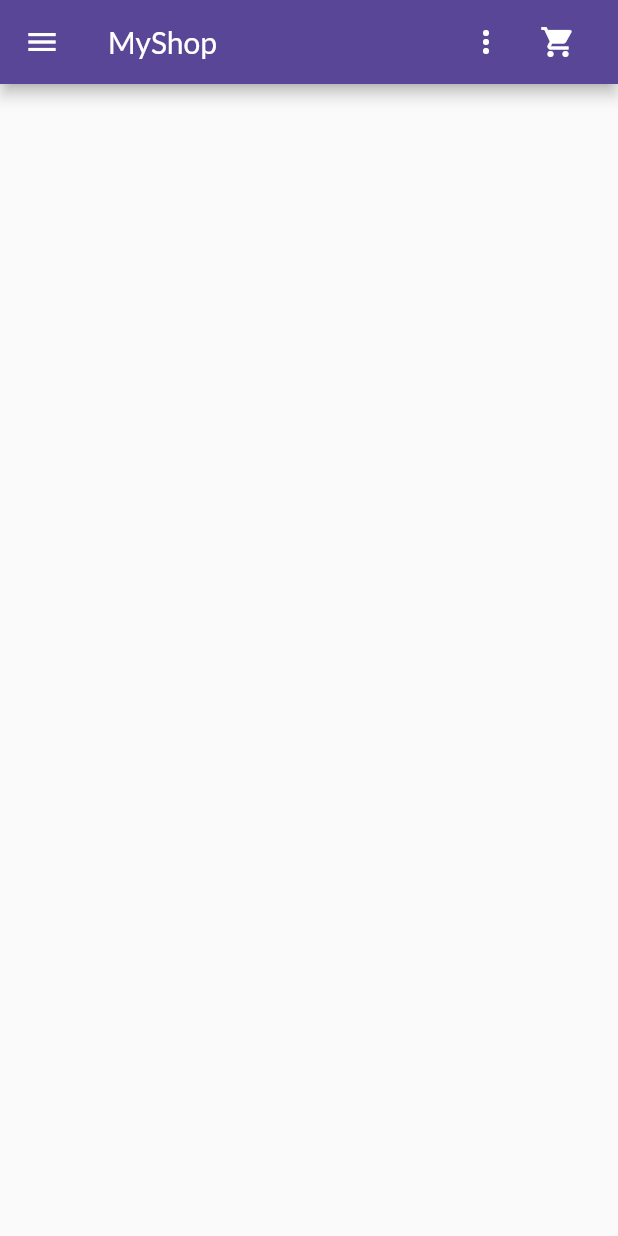
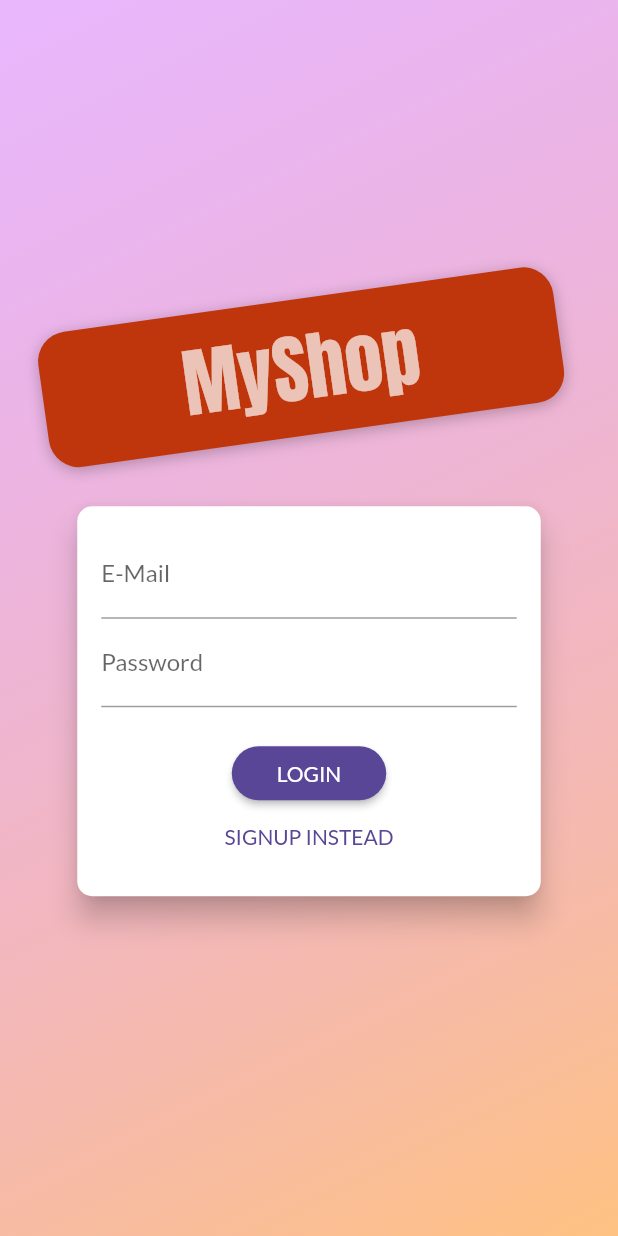
Before and after one commit to devborland/shop_flutter, a Flutter app: the screen it shows after launch, on a phone screen of 412 x 824 dp. Run offline on Flutter 3.47's test engine with Material 2 defaults, Android fonts, the phone set to English and light mode, and no system bars.

Commit message:
Adding Auth Page

```diff
--- a/lib/main.dart
+++ b/lib/main.dart
@@ -10,6 +10,7 @@ import 'providers/cart.dart';
 import 'pages/product_detail_page.dart';
 import 'pages/products_overview_page.dart';
 import 'providers/products.dart';
+import 'pages/auth_page.dart';
 
 void main() {
   runApp(MyApp());
@@ -32,13 +33,15 @@ class MyApp extends StatelessWidget {
             primaryColor: Color.fromRGBO(90, 70, 150, 1),
             accentColor: Color.fromRGBO(230, 140, 90, 1),
             fontFamily: 'Lato'),
-        home: ProductsOverviesPage(),
+        home: AuthPage(),
         routes: {
           ProductDetailPage.routeName: (ctx) => ProductDetailPage(),
           CartPage.routeName: (ctx) => CartPage(),
           OrdersPage.routeName: (ctx) => OrdersPage(),
           UserProductsPage.routeName: (ctx) => UserProductsPage(),
           EditProductPage.routeName: (ctx) => EditProductPage(),
+          AuthPage.routeName: (ctx) => AuthPage(),
+          ProductsOverviewsPage.routeName: (ctx) => ProductDetailPage(),
         },
       ),
     );
--- /dev/null
+++ b/lib/pages/auth_page.dart
@@ -0,0 +1,230 @@
+import 'dart:math';
+
+import 'package:flutter/material.dart';
+
+enum AuthMode { Signup, Login }
+
+class AuthPage extends StatelessWidget {
+  static const routeName = '/auth';
+
+  @override
+  Widget build(BuildContext context) {
+    final deviceSize = MediaQuery.of(context).size;
+    // final transformConfig = Matrix4.rotationZ(-8 * pi / 180);
+    // transformConfig.translate(-10.0);
+    return Scaffold(
+      // resizeToAvoidBottomInset: false,
+      body: Stack(
+        children: <Widget>[
+          Container(
+            decoration: BoxDecoration(
+              gradient: LinearGradient(
+                colors: [
+                  Color.fromRGBO(215, 117, 255, 1).withOpacity(0.5),
+                  Color.fromRGBO(255, 188, 117, 1).withOpacity(0.9),
+                ],
+                begin: Alignment.topLeft,
+                end: Alignment.bottomRight,
+                stops: [0, 1],
+              ),
+            ),
+          ),
+          SingleChildScrollView(
+            child: Container(
+              height: deviceSize.height,
+              width: deviceSize.width,
+              child: Column(
+                mainAxisAlignment: MainAxisAlignment.center,
+                crossAxisAlignment: CrossAxisAlignment.center,
+                children: <Widget>[
+                  Flexible(
+                    child: Container(
+                      margin: EdgeInsets.only(bottom: 20.0),
+                      padding:
+                          EdgeInsets.symmetric(vertical: 8.0, horizontal: 94.0),
+                      transform: Matrix4.rotationZ(-8 * pi / 180)
+                        ..translate(-10.0),
+                      // ..translate(-10.0),
+                      decoration: BoxDecoration(
+                        borderRadius: BorderRadius.circular(20),
+                        color: Colors.deepOrange.shade900,
+                        boxShadow: [
+                          BoxShadow(
+                            blurRadius: 8,
+                            color: Colors.black26,
+                            offset: Offset(0, 2),
+                          )
+                        ],
+                      ),
+                      child: Text(
+                        'MyShop',
+                        style: TextStyle(
+                          color: Colors.white70,
+                          fontSize: 50,
+                          fontFamily: 'Anton',
+                          fontWeight: FontWeight.normal,
+                        ),
+                      ),
+                    ),
+                  ),
+                  Flexible(
+                    flex: deviceSize.width > 600 ? 2 : 1,
+                    child: AuthCard(),
+                  ),
+                ],
+              ),
+            ),
+          ),
+        ],
+      ),
+    );
+  }
+}
+
+class AuthCard extends StatefulWidget {
+  const AuthCard({
+    Key key,
+  }) : super(key: key);
+
+  @override
+  _AuthCardState createState() => _AuthCardState();
+}
+
+class _AuthCardState extends State<AuthCard> {
+  final GlobalKey<FormState> _formKey = GlobalKey();
+  AuthMode _authMode = AuthMode.Login;
+  Map<String, String> _authData = {
+    'email': '',
+    'password': '',
+  };
+  bool _isLoading = false;
+  final _passwordController = TextEditingController();
+
+  void _submit() {
+    if (!_formKey.currentState.validate()) {
+      // Invalid!
+      return;
+    }
+    _formKey.currentState.save();
+    setState(() {
+      _isLoading = true;
+    });
+    if (_authMode == AuthMode.Login) {
+      // Log user in
+    } else {
+      // Sign user up
+    }
+    setState(() {
+      _isLoading = false;
+    });
+  }
+
+  void _switchAuthMode() {
+    if (_authMode == AuthMode.Login) {
+      setState(() {
+        _authMode = AuthMode.Signup;
+      });
+    } else {
+      setState(() {
+        _authMode = AuthMode.Login;
+      });
+    }
+  }
+
+  @override
+  Widget build(BuildContext context) {
+    final deviceSize = MediaQuery.of(context).size;
+    return Card(
+      shape: RoundedRectangleBorder(
+        borderRadius: BorderRadius.circular(10.0),
+      ),
+      elevation: 8.0,
+      child: Container(
+        height: _authMode == AuthMode.Signup ? 320 : 260,
+        constraints:
+            BoxConstraints(minHeight: _authMode == AuthMode.Signup ? 320 : 260),
+        width: deviceSize.width * 0.75,
+        padding: EdgeInsets.all(16.0),
+        child: Form(
+          key: _formKey,
+          child: SingleChildScrollView(
+            child: Column(
+              children: <Widget>[
+                TextFormField(
+                  decoration: InputDecoration(labelText: 'E-Mail'),
+                  keyboardType: TextInputType.emailAddress,
+                  validator: (value) {
+                    if (value.isEmpty || !value.contains('@')) {
+                      return 'Invalid email!';
+                    }
+                    return 'OK';
+                  },
+                  onSaved: (value) {
+                    _authData['email'] = value;
+                  },
+                ),
+                TextFormField(
+                  decoration: InputDecoration(labelText: 'Password'),
+                  obscureText: true,
+                  controller: _passwordController,
+                  validator: (value) {
+                    if (value.isEmpty || value.length < 5) {
+                      return 'Password is too short!';
+                    }
+                    return 'OK';
+                  },
+                  onSaved: (value) {
+                    _authData['password'] = value;
+                  },
+                ),
+                if (_authMode == AuthMode.Signup)
+                  TextFormField(
+                    enabled: _authMode == AuthMode.Signup,
+                    decoration: InputDecoration(labelText: 'Confirm Password'),
+                    obscureText: true,
+                    validator: _authMode == AuthMode.Signup
+                        ? (value) {
+                            if (value != _passwordController.text) {
+                              return 'Passwords do not match!';
+                            }
+                            return 'OK';
+                          }
+                        : null,
+                  ),
+                SizedBox(
+                  height: 20,
+                ),
+                if (_isLoading)
+                  CircularProgressIndicator()
+                else
+                  // ignore: deprecated_member_use
+                  RaisedButton(
+                    child:
+                        Text(_authMode == AuthMode.Login ? 'LOGIN' : 'SIGN UP'),
+                    onPressed: _submit,
+                    shape: RoundedRectangleBorder(
+                      borderRadius: BorderRadius.circular(30),
+                    ),
+                    padding:
+                        EdgeInsets.symmetric(horizontal: 30.0, vertical: 8.0),
+                    color: Theme.of(context).primaryColor,
+                    textColor: Theme.of(context).primaryTextTheme.button.color,
+                  ),
+                // ignore: deprecated_member_use
+                FlatButton(
+                  child: Text(
+                    '${_authMode == AuthMode.Login ? 'SIGNUP' : 'LOGIN'} INSTEAD',
+                  ),
+                  onPressed: _switchAuthMode,
+                  padding: EdgeInsets.symmetric(horizontal: 30.0, vertical: 4),
+                  materialTapTargetSize: MaterialTapTargetSize.shrinkWrap,
+                  textColor: Theme.of(context).primaryColor,
+                ),
+              ],
+            ),
+          ),
+        ),
+      ),
+    );
+  }
+}
--- a/lib/pages/edit_product_page.dart
+++ b/lib/pages/edit_product_page.dart
@@ -134,6 +134,7 @@ class _EditProductPageState extends State<EditProductPage> {
             icon: Icon(Icons.save),
             onPressed: _saveForm,
           ),
+          SizedBox(width: 16.0),
         ],
       ),
       body: _isLoading
--- a/lib/pages/products_overview_page.dart
+++ b/lib/pages/products_overview_page.dart
@@ -14,12 +14,13 @@ enum FiltersOptions {
   All,
 }
 
-class ProductsOverviesPage extends StatefulWidget {
+class ProductsOverviewsPage extends StatefulWidget {
+  static const routeName = '/product-overviews-page';
   @override
-  _ProductsOverviesPageState createState() => _ProductsOverviesPageState();
+  _ProductsOverviewsPageState createState() => _ProductsOverviewsPageState();
 }
 
-class _ProductsOverviesPageState extends State<ProductsOverviesPage> {
+class _ProductsOverviewsPageState extends State<ProductsOverviewsPage> {
   bool _showFavoritesOnly = false;
   bool _isInit = true;
   bool _isLoading = false;
```
Also changed, not shown: 1 other file.
